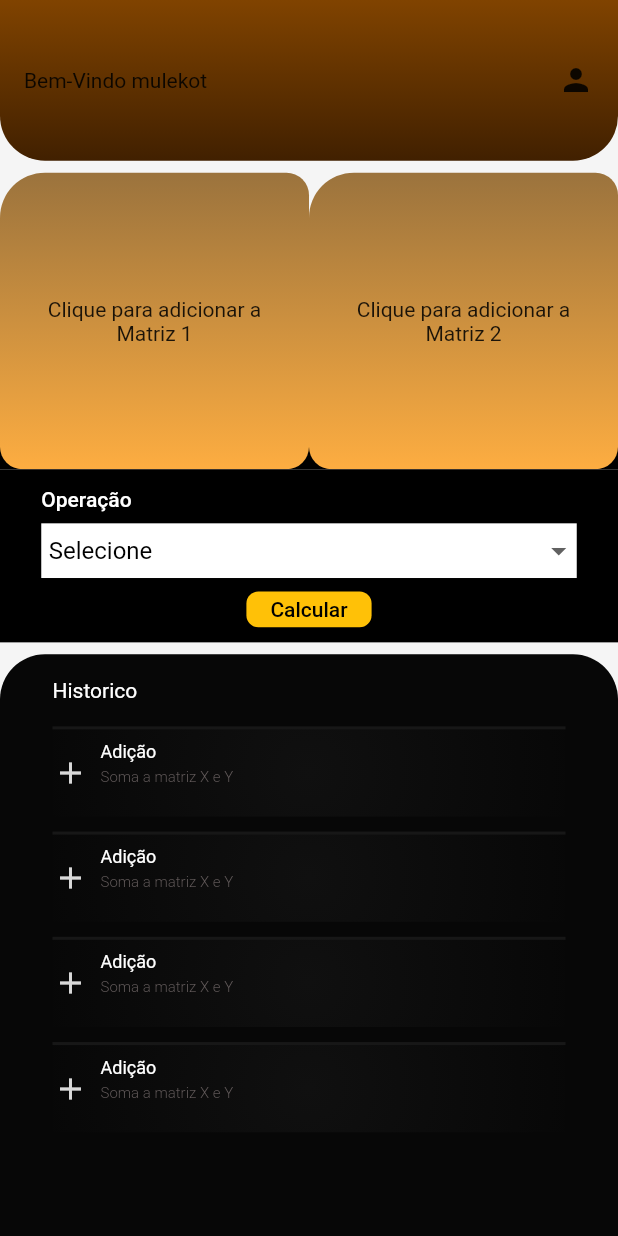
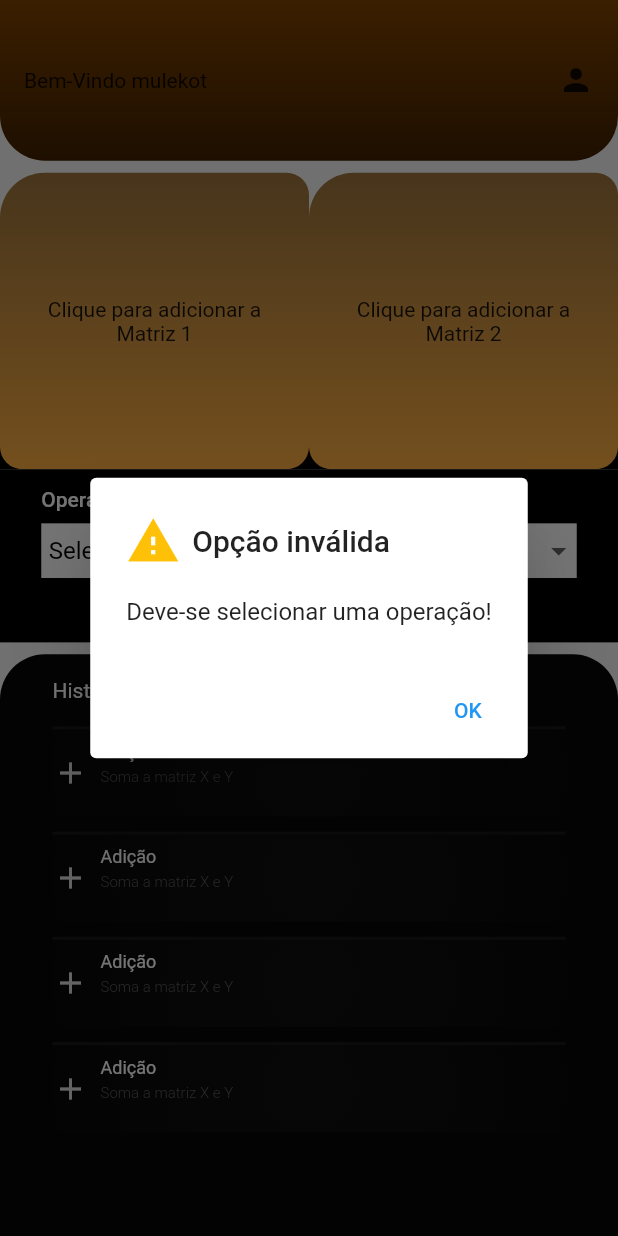
Before and after one commit to maicon3000/MatriXY, a Flutter app: the screen it shows after launch, after a tap on "Calcular", on a phone screen of 412 x 824 dp. Run offline on Flutter 3.47's test engine with Material 2 defaults, Android fonts, the phone set to English and light mode, and no system bars.

Commit message:
Alertas para operações inválidas e outros pequenos ajustes

```diff
--- a/lib/matrix/matrix.dart
+++ b/lib/matrix/matrix.dart
@@ -1,7 +1,7 @@
-class Matrix {
+class Matriz {
   final int rows;
   final int columns;
   final List<List<int>> elements;
 
-  Matrix(this.rows, this.columns, this.elements);
+  Matriz(this.rows, this.columns, this.elements);
 }
--- a/lib/pages/home_page.dart
+++ b/lib/pages/home_page.dart
@@ -10,19 +10,20 @@ class HomePage extends StatefulWidget {
 
 class _HomePageState extends State<HomePage> {
   //INSTANCIANDO DUAS MATRIZES
-  Matrix? matrix1;
-  Matrix? matrix2;
+  Matriz? matriz1;
+  Matriz? matriz2;
 
   //DropdowButton DE CALCULAR
-  List<String> items = [
-    'Selecione',
-    'Adição',
-    'Subtração',
-    'Multiplicação',
-    'Divisão',
-    'Transposição',
-    'Inversão'
-  ];
+  Map<int, String> item = {
+    0: 'Selecione',
+    1: 'Adição',
+    2: 'Subtração',
+    3: 'Multiplicação',
+    4: 'Divisão',
+    5: 'Transposição',
+    6: 'Inversão'
+  };
+
   String? selectedOption;
 
   //DropdowButton DO PRIMEIRO DIÁLOGO
@@ -158,7 +159,7 @@ class _HomePageState extends State<HomePage> {
                 child: Padding(
                   padding: const EdgeInsets.only(left: 5.0),
                   child: DropdownButton<String>(
-                    value: selectedOption ?? items[0],
+                    value: selectedOption ?? item[item.keys.first],
                     isExpanded: true,
                     elevation: 16,
                     underline: Container(),
@@ -167,17 +168,15 @@ class _HomePageState extends State<HomePage> {
                         selectedOption = newValue;
                       });
                     },
-                    items: items
-                        .map<DropdownMenuItem<String>>(
-                          (String value) => DropdownMenuItem<String>(
-                            value: value,
+                    items: item.entries.map<DropdownMenuItem<String>>(
+                          (entry) => DropdownMenuItem<String>(
+                        value: entry.value,
                         child: Text(
-                              value,
+                          entry.value,
                           style: const TextStyle(color: Colors.black),
                         ),
                       ),
-                        )
-                        .toList(),
+                    ).toList(),
                   ),
                 ),
               ),
@@ -199,7 +198,30 @@ class _HomePageState extends State<HomePage> {
                       ),
                     ),
                   ),
-                  onPressed: () {},
+                  onPressed: () {
+                    switch (selectedOption) {
+                      case 'Adição':
+                        operacao(matriz1, matriz2, item.keys.elementAt(1), item[item.keys.elementAt(1)]!);
+                        break;
+                      case 'Subtração':
+                        operacao(matriz1, matriz2, item.keys.elementAt(2), item[item.keys.elementAt(2)]!);
+                        break;
+                      case 'Multiplicação':
+                        operacao(matriz1, matriz2, item.keys.elementAt(3), item[item.keys.elementAt(3)]!);
+                        break;
+                      case 'Divisão':
+                        operacao(matriz1, matriz2, item.keys.elementAt(4), item[item.keys.elementAt(4)]!);
+                        break;
+                      case 'Transposição':
+                        operacao(matriz1, matriz2, item.keys.elementAt(5), item[item.keys.elementAt(5)]!);
+                        break;
+                      case 'Inversão':
+                        operacao(matriz1, matriz2, item.keys.elementAt(6), item[item.keys.elementAt(6)]!);
+                        break;
+                      default:
+                        alerta('Opção inválida', 'Deve-se selecionar uma operação!');
+                    }
+                  },
                   child: const Text(
                     'Calcular',
                     style: TextStyle(color: Colors.black),
@@ -301,13 +323,13 @@ class _HomePageState extends State<HomePage> {
                     ),
                   );
 
-                  Matrix matrix = Matrix(rows, columns, elements);
+                  Matriz matriz = Matriz(rows, columns, elements);
 
                   setState(() {
                     if (containerIndex == 0) {
-                      matrix1 = matrix;
+                      matriz1 = matriz;
                     } else {
-                      matrix2 = matrix;
+                      matriz2 = matriz;
                     }
                   });
 
@@ -441,14 +463,14 @@ class _HomePageState extends State<HomePage> {
     }
 
     //CONTAINER COM AS MATRIZES
-    Widget buildMatrixContainer(int containerIndex, Matrix? matrix) {
+    Widget buildMatrixContainer(int containerIndex, Matriz? matrix) {
       List<DataColumn> _buildColumns(int columnCount) {
         return List.generate(
           columnCount,
           (index) => DataColumn(
             label: Text(
               'C$index',
-              style: TextStyle(fontWeight: FontWeight.bold),
+              style: const TextStyle(fontWeight: FontWeight.bold),
             ),
           ),
         );
@@ -461,7 +483,7 @@ class _HomePageState extends State<HomePage> {
               return DataCell(
                 Text(
                   element.toString(),
-                  style: TextStyle(fontFamily: 'RobotoMono'),
+                  style: const TextStyle(fontFamily: 'RobotoMono'),
                 ),
               );
             }).toList(),
@@ -508,7 +530,6 @@ class _HomePageState extends State<HomePage> {
                         columnSpacing: 3,
                         dataRowHeight: 24,
                         headingRowHeight: 0,
-
                       ),
                     ],
                   )
@@ -520,7 +541,6 @@ class _HomePageState extends State<HomePage> {
         ),
       );
     }
-
 
     return Scaffold(
       backgroundColor: const Color.fromRGBO(245, 245, 245, 1),
@@ -551,8 +571,8 @@ portanto, não é necessário especificar as propriedades top, bottom, left e ri
                     Row(
                       //matrizes
                       children: [
-                        buildMatrixContainer(0, matrix1),
-                        buildMatrixContainer(1, matrix2),
+                        buildMatrixContainer(0, matriz1),
+                        buildMatrixContainer(1, matriz2),
                       ],
                     ),
                   ],
@@ -620,7 +640,9 @@ portanto, não é necessário especificar as propriedades top, bottom, left e ri
   }
 
   Text formatMatrixRow(List<int> row) {
-    final maxLength = row.map((element) => element.toString().length).reduce((a, b) => a > b ? a : b);
+    final maxLength = row
+        .map((element) => element.toString().length)
+        .reduce((a, b) => a > b ? a : b);
 
     final formattedRow = row.map((element) {
       final formattedElement = element.toString().padLeft(maxLength);
@@ -640,5 +662,42 @@ portanto, não é necessário especificar as propriedades top, bottom, left e ri
     );
   }
 
+  void operacao(Matriz? matriz1, Matriz? matriz2, int chave, String valor) {
+    if (matriz1 == null && matriz2 == null && (chave == 5 || chave == 6)) {
+      return alerta('Formato inválido', 'Deve-se preencher pelo menos uma matriz para realizar a ${valor.toLowerCase()}!');
+    } else if ((matriz1 == null || matriz2 == null || (matriz1 == null && matriz2 == null)) && (chave != 5 && chave != 6)) {
+      return alerta('Formato inválido', 'Deve-se preencher ambas matrizes para realizar a ${valor.toLowerCase()}!');
+    }
+  }
 
+  void alerta(String titulo, String mensagem) {
+    showDialog(
+      context: context,
+      builder: (BuildContext context) {
+        return AlertDialog(
+          title: Row(
+            children: [
+              const Icon(
+                Icons.warning,
+                color: Colors.amber,
+                size: 36,
+              ),
+              const SizedBox(width: 8),
+              Text(titulo),
+            ],
+          ),
+          content: Text(mensagem),
+          actions: [
+            TextButton(
+              onPressed: () {
+                Navigator.of(context)
+                    .pop(); // Fechar o popup de alerta
+              },
+              child: const Text('OK'),
+            ),
+          ],
+        );
+      },
+    );
   }
+}
```
Lines whose indentation alone changed are shown as unchanged.
